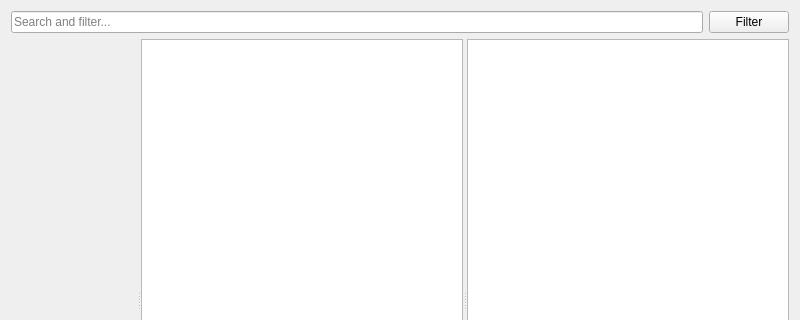
This is launcher/ui/pages/modplatform/modrinth/ModrinthPage.ui in FreesmTeam/FreesmLauncher as Qt 5 draws it before an edit; both pictures show x 0 to 800 and y 0 to 320 of the 800 by 600 pixel window. The edited form follows.
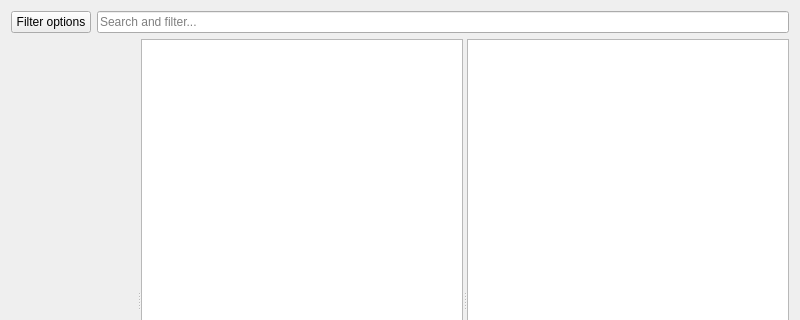
This is the edited form. Custom widgets are drawn as their Qt base class.

Commit message: swap search with filter button for modpacks

Diff of the .ui file:
```diff
--- a/launcher/ui/pages/modplatform/modrinth/ModrinthPage.ui
+++ b/launcher/ui/pages/modplatform/modrinth/ModrinthPage.ui
@@ -14,16 +14,16 @@
    <item>
     <layout class="QHBoxLayout" name="horizontalLayout">
      <item>
-      <widget class="QLineEdit" name="searchEdit">
-       <property name="placeholderText">
-        <string>Search and filter...</string>
+      <widget class="QPushButton" name="filterButton">
+       <property name="text">
+        <string>Filter options</string>
        </property>
       </widget>
      </item>
      <item>
-      <widget class="QPushButton" name="filterButton">
-       <property name="text">
-        <string>Filter</string>
+      <widget class="QLineEdit" name="searchEdit">
+       <property name="placeholderText">
+        <string>Search and filter...</string>
        </property>
       </widget>
      </item>
```
The commit also changes 1 other file.
